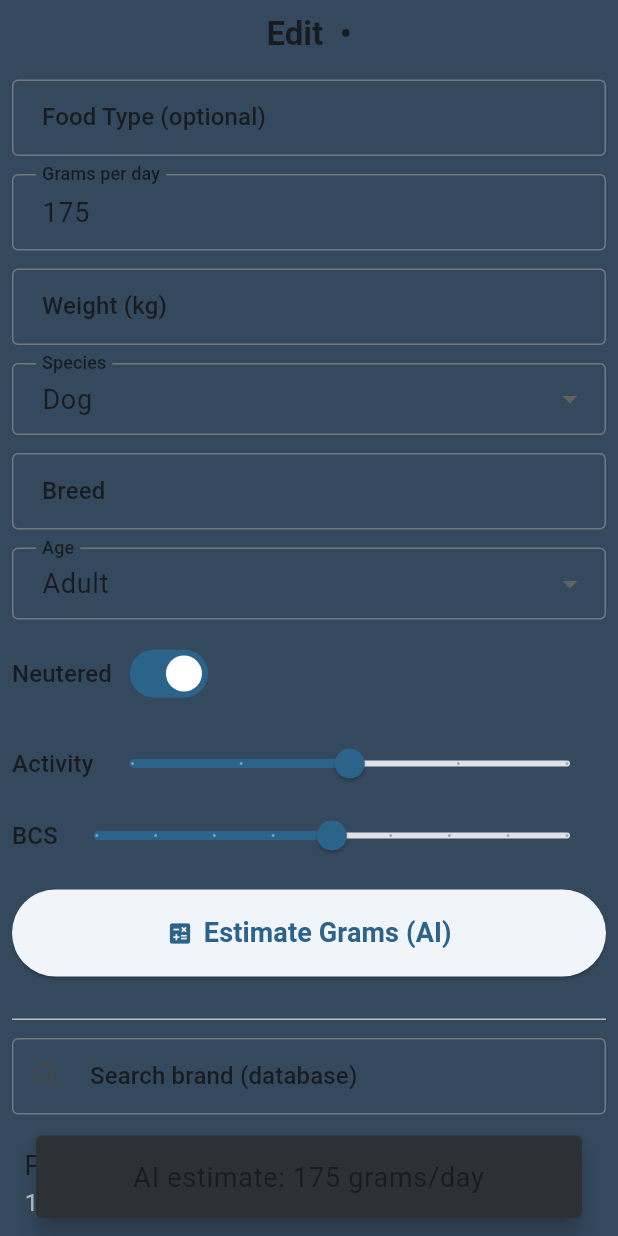
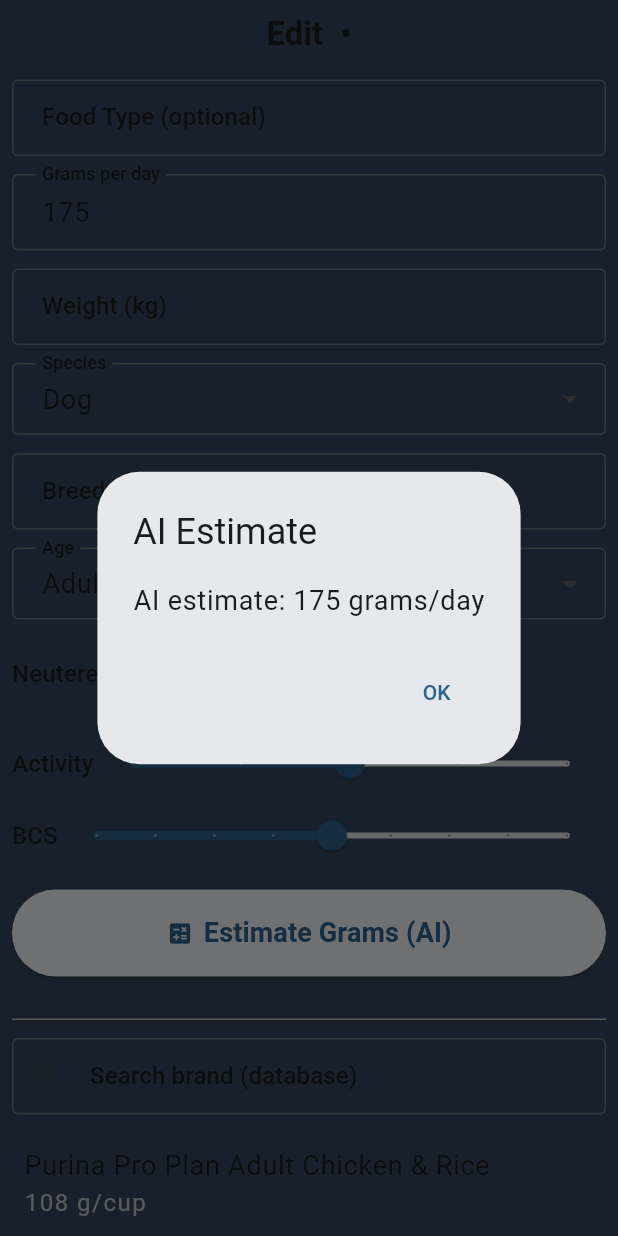
Before and after one commit to yonathan-star/puppal_app, a Flutter app: the ProfileEditSheet widget shown alone on an empty page, opened directly with empty values, after a tap on "Estimate Grams (AI)", on a phone screen of 412 x 824 dp. Run offline on Flutter 3.47's test engine with Material 3 defaults, Android fonts, the phone set to English and light mode, and no system bars; our stand-ins replace flutter_bluetooth_serial, google_fonts, permission_handler, shared_preferences; accounts and stored records are empty.

Commit message:
Replace SnackBar with AlertDialog for AI estimate display
Co-authored-by: benlaz1 <216335699+benlaz1@users.noreply.github.com>

```diff
--- a/lib/screens/profile_edit_sheet.dart
+++ b/lib/screens/profile_edit_sheet.dart
@@ -406,19 +406,21 @@ class _ProfileEditSheetState extends State<ProfileEditSheet> {
                 setState(() {
                   _gramsController.text = result.gramsPerDay.round().toString();
                 });
-                ScaffoldMessenger.of(context).showSnackBar(
-                  SnackBar(
+                showDialog(
+                  context: context,
+                  builder: (ctx) => AlertDialog(
+                    title: const Text('AI Estimate'),
                     content: Text(
                       'AI estimate: ${result.gramsPerDay.round()} grams/day',
                       textAlign: TextAlign.center,
-                      style: textTheme.bodyLarge?.copyWith(fontSize: 18),
+                      style: Theme.of(context).textTheme.bodyLarge?.copyWith(fontSize: 18),
                     ),
-                    duration: const Duration(seconds: 3),
-                    behavior: SnackBarBehavior.floating,
-                    margin: const EdgeInsets.symmetric(
-                      horizontal: 24,
-                      vertical: 12,
-                    ),
+                    actions: [
+                      TextButton(
+                        onPressed: () => Navigator.of(ctx).pop(),
+                        child: const Text('OK'),
+                      ),
+                    ],
                   ),
                 );
               },
```
Also changed, not shown: 1 other file.
